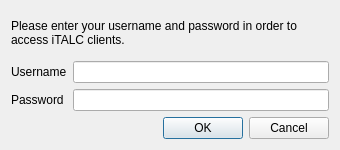
Before: the Qt Designer form lib/dialogs/PasswordDialog.ui in veyon/veyon, drawn with Qt 5.
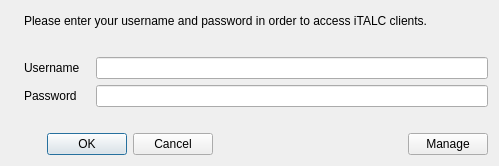
After: the same form once the commit is applied. Icons and pictures are not drawn.

Commit message:
ItalcCore/PasswordDialog: beautified password dialog and added manage button
The password dialog is more beautiful now and also features a manage button
which starts IMC with ACL editor window.

Patch:
```diff
--- a/lib/dialogs/PasswordDialog.ui
+++ b/lib/dialogs/PasswordDialog.ui
@@ -6,15 +6,32 @@
    <rect>
     <x>0</x>
     <y>0</y>
-    <width>340</width>
-    <height>150</height>
+    <width>499</width>
+    <height>166</height>
    </rect>
   </property>
   <property name="windowTitle">
    <string>iTALC Logon</string>
   </property>
-  <layout class="QGridLayout" name="gridLayout">
-   <item row="0" column="0" colspan="2">
+  <property name="windowIcon">
+   <iconset resource="../ItalcCore.qrc">
+    <normaloff>:/resources/dialog-password.png</normaloff>:/resources/dialog-password.png</iconset>
+  </property>
+  <layout class="QGridLayout" name="gridLayout_2">
+   <item row="0" column="0" rowspan="5">
+    <widget class="QLabel" name="label_4">
+     <property name="text">
+      <string/>
+     </property>
+     <property name="pixmap">
+      <pixmap resource="../ItalcCore.qrc">:/resources/dialog-password.png</pixmap>
+     </property>
+     <property name="margin">
+      <number>10</number>
+     </property>
+    </widget>
+   </item>
+   <item row="0" column="1">
     <widget class="QLabel" name="label">
      <property name="sizePolicy">
       <sizepolicy hsizetype="MinimumExpanding" vsizetype="MinimumExpanding">
@@ -30,38 +47,105 @@
      </property>
     </widget>
    </item>
-   <item row="1" column="0">
+   <item row="2" column="1">
+    <layout class="QGridLayout" name="gridLayout">
+     <property name="horizontalSpacing">
+      <number>16</number>
+     </property>
+     <item row="0" column="0">
     <widget class="QLabel" name="label_2">
      <property name="text">
       <string>Username</string>
      </property>
     </widget>
    </item>
-   <item row="1" column="1">
+     <item row="0" column="1">
     <widget class="QLineEdit" name="username"/>
    </item>
-   <item row="2" column="0">
+     <item row="1" column="0">
     <widget class="QLabel" name="label_3">
      <property name="text">
       <string>Password</string>
      </property>
     </widget>
    </item>
-   <item row="2" column="1">
+     <item row="1" column="1">
     <widget class="QLineEdit" name="password">
      <property name="echoMode">
       <enum>QLineEdit::Password</enum>
      </property>
     </widget>
    </item>
-   <item row="3" column="1">
+    </layout>
+   </item>
+   <item row="4" column="1">
+    <layout class="QHBoxLayout" name="horizontalLayout">
+     <item>
     <widget class="QDialogButtonBox" name="buttonBox">
      <property name="standardButtons">
       <set>QDialogButtonBox::Cancel|QDialogButtonBox::Ok</set>
      </property>
     </widget>
    </item>
-  </layout>
+     <item>
+      <spacer name="horizontalSpacer">
+       <property name="orientation">
+        <enum>Qt::Horizontal</enum>
+       </property>
+       <property name="sizeHint" stdset="0">
+        <size>
+         <width>40</width>
+         <height>20</height>
+        </size>
+       </property>
+      </spacer>
+     </item>
+     <item>
+      <widget class="QPushButton" name="manageButton">
+       <property name="text">
+        <string>Manage</string>
+       </property>
+       <property name="icon">
+        <iconset resource="../ItalcCore.qrc">
+         <normaloff>:/resources/manage-with-imc.png</normaloff>:/resources/manage-with-imc.png</iconset>
+       </property>
+       <property name="iconSize">
+        <size>
+         <width>16</width>
+         <height>16</height>
+        </size>
+       </property>
+      </widget>
+     </item>
+    </layout>
+   </item>
+   <item row="3" column="1">
+    <spacer name="verticalSpacer">
+     <property name="orientation">
+      <enum>Qt::Vertical</enum>
+     </property>
+     <property name="sizeHint" stdset="0">
+      <size>
+       <width>10</width>
+       <height>10</height>
+      </size>
+     </property>
+    </spacer>
+   </item>
+   <item row="1" column="1">
+    <spacer name="verticalSpacer_2">
+     <property name="orientation">
+      <enum>Qt::Vertical</enum>
+     </property>
+     <property name="sizeHint" stdset="0">
+      <size>
+       <width>10</width>
+       <height>10</height>
+      </size>
+     </property>
+    </spacer>
+   </item>
+  </layout>
  </widget>
  <resources/>
  <connections>
```
Left out of the diff: 21 changed lines with no effect on the pictures. Lines whose indentation alone changed are shown as unchanged. The commit also changes 5 other files.
